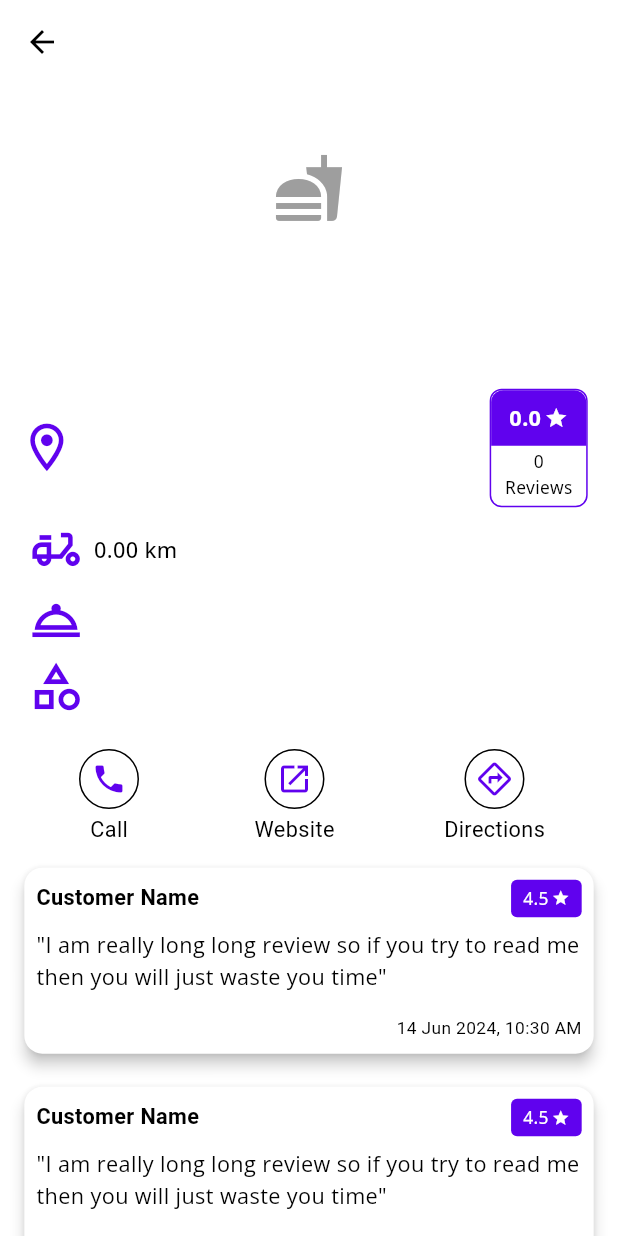
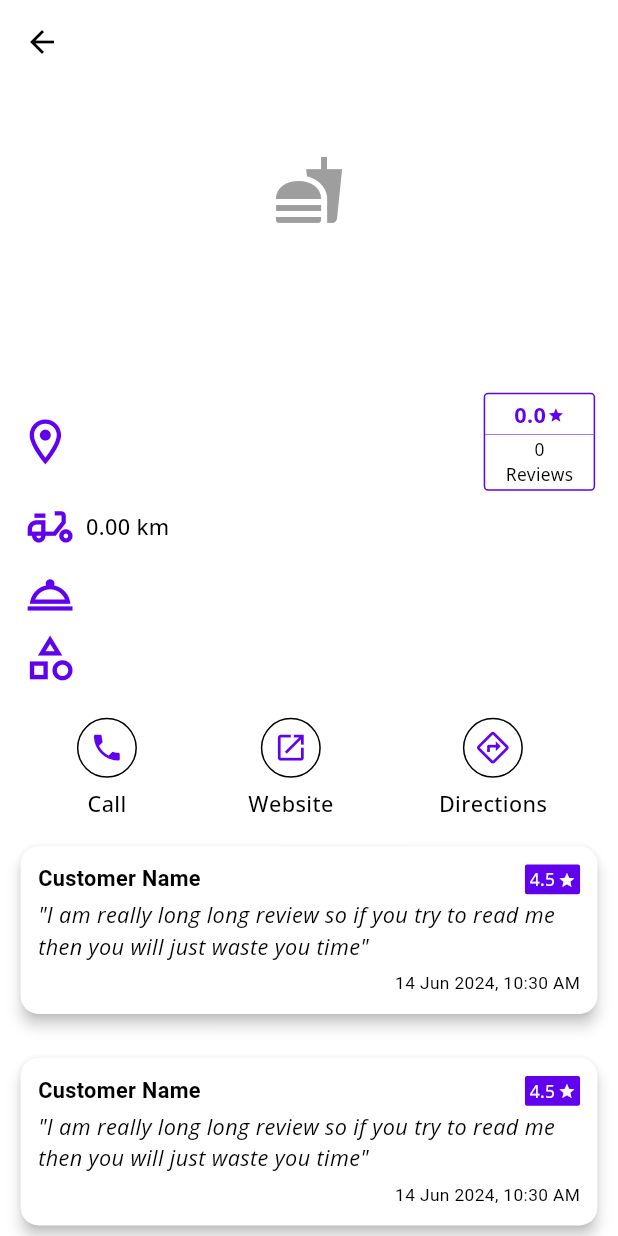
Before and after one commit to yogikorke/yelp_app, a Flutter app: the BusinessDetailsPage screen opened directly with empty values, after a tap on the "phone" icon, on a phone screen of 412 x 824 dp. Run offline on Flutter 3.47's test engine with Material 3 defaults, Android fonts, the phone set to English and light mode, and no system bars; our stand-ins replace bloc, cached_network_image, equatable, flutter_bloc, flutter_rating_bar, flutter_screenutil and 1 more; missing offline and left inert: flutter_phone_direct_caller, maps_launcher; network calls fail.

Commit message:
Scaled UI for different screen sizes like phone, tablet, desktop

```diff
--- a/lib/ui/business/business_details_page.dart
+++ b/lib/ui/business/business_details_page.dart
@@ -32,12 +32,12 @@ class _BusinessDetailsPageState extends State<BusinessDetailsPage> {
   void initializeSilverListWidget() {
     silverListWidgets.add(
       Padding(
-        padding: EdgeInsets.only(top: 16.w),
+        padding: EdgeInsets.only(top: 16.h),
         child: Row(
           children: [
             Icon(
               Icons.location_on_outlined,
-              size: 100.w,
+              size: 100.r,
             ),
             Expanded(
               child: Padding(
@@ -49,17 +49,14 @@ class _BusinessDetailsPageState extends State<BusinessDetailsPage> {
                   maxLines: 2,
                   overflow: TextOverflow.ellipsis,
                   style: GoogleFonts.openSans(
-                    fontSize: 40.sp,
+                    fontSize: 40.r,
                     fontWeight: FontWeight.w500,
-                    color: AppTheme.getLightThemeData(Brightness.light)
-                        .colorScheme
-                        .onSurface,
                   ),
                 ),
               ),
             ),
             Padding(
-              padding: const EdgeInsets.only(right: 8.0),
+              padding: EdgeInsets.only(right: 8.w),
               child: Container(
                 decoration: BoxDecoration(
                   border: Border.all(
@@ -67,20 +64,17 @@ class _BusinessDetailsPageState extends State<BusinessDetailsPage> {
                         .colorScheme
                         .primary,
                   ),
-                  borderRadius: BorderRadius.circular(8),
+                  borderRadius: BorderRadius.circular(8.r),
                 ),
                 child: Column(
                   mainAxisSize: MainAxisSize.min,
                   children: [
                     Container(
-                      padding: const EdgeInsets.fromLTRB(12, 8, 12, 8),
+                      padding: EdgeInsets.fromLTRB(12.w, 8.h, 12.w, 8.h),
                       decoration: BoxDecoration(
-                        color: AppTheme.getLightThemeData(Brightness.light)
-                            .colorScheme
-                            .primary,
-                        borderRadius: const BorderRadius.only(
-                          topLeft: Radius.circular(8),
-                          topRight: Radius.circular(8),
+                        borderRadius: BorderRadius.only(
+                          topLeft: Radius.circular(8.r),
+                          topRight: Radius.circular(8.r),
                         ),
                       ),
                       child: Row(
@@ -89,43 +83,50 @@ class _BusinessDetailsPageState extends State<BusinessDetailsPage> {
                             widget.businessModel.rating.toString(),
                             style: GoogleFonts.notoSans(
                               fontWeight: FontWeight.bold,
-                              fontSize: 40.sp,
+                              fontSize: 40.r,
                               color:
                                   AppTheme.getLightThemeData(Brightness.light)
                                       .colorScheme
-                                      .onPrimary,
+                                      .primary,
                             ),
                           ),
                           Padding(
-                            padding: const EdgeInsets.only(left: 2.0),
+                            padding: EdgeInsets.only(left: 2.w),
                             child: Icon(
                               Icons.star,
-                              size: 16,
+                              size: 32.r,
                               color:
                                   AppTheme.getLightThemeData(Brightness.light)
                                       .colorScheme
-                                      .onPrimary,
+                                      .primary,
                             ),
                           ),
                         ],
                       ),
                     ),
+                    Container(
+                      height: 1.h,
+                      width: 200.r,
+                      color: AppTheme.getLightThemeData(Brightness.light)
+                          .colorScheme
+                          .primary,
+                    ),
                     Padding(
-                      padding: const EdgeInsets.fromLTRB(4, 2, 4, 4),
+                      padding: EdgeInsets.fromLTRB(4.w, 2.h, 4.w, 4.h),
                       child: Column(
                         children: [
                           Text(
                             widget.businessModel.reviewCount.toString(),
                             style: GoogleFonts.notoSans(
                               fontWeight: FontWeight.normal,
-                              fontSize: 32.sp,
+                              fontSize: 32.r,
                             ),
                           ),
                           Text(
                             'Reviews',
                             style: GoogleFonts.notoSans(
                               fontWeight: FontWeight.normal,
-                              fontSize: 32.sp,
+                              fontSize: 32.r,
                             ),
                           ),
                         ],
@@ -141,32 +142,38 @@ class _BusinessDetailsPageState extends State<BusinessDetailsPage> {
     );
     silverListWidgets.add(
       Padding(
-        padding: EdgeInsets.only(left: 16.w),
+        padding: EdgeInsets.only(left: 8.w),
         child: DistanceWidget(
           businessModel: widget.businessModel,
-          size: 100.w,
+          size: 100.r,
         ),
       ),
     );
     silverListWidgets.add(
       Padding(
-        padding: EdgeInsets.only(left: 16.w),
+        padding: EdgeInsets.only(left: 8.w),
         child: Row(
           children: [
             Icon(
               Icons.room_service_outlined,
-              size: 100.w,
+              size: 100.r,
             ),
             Expanded(
               child: Padding(
-                padding: EdgeInsets.only(left: 32.w),
+                padding: EdgeInsets.only(left: 32.r),
                 child: Wrap(
                   spacing: 8.0, // gap between adjacent chips
                   runSpacing: 4.0, // gap between lines
                   children: widget.businessModel.transactions!.map((label) {
                     return Chip(
                       visualDensity: VisualDensity.compact,
-                      label: Text(label),
+                      label: Text(
+                        label,
+                        style: GoogleFonts.openSans(
+                          fontSize: 40.r,
+                          fontWeight: FontWeight.w500,
+                        ),
+                      ),
                     );
                   }).toList(),
                 ),
@@ -179,23 +186,29 @@ class _BusinessDetailsPageState extends State<BusinessDetailsPage> {
 
     silverListWidgets.add(
       Padding(
-        padding: EdgeInsets.only(left: 16.w),
+        padding: EdgeInsets.only(left: 8.w),
         child: Row(
           children: [
             Icon(
               Icons.category_outlined,
-              size: 100.w,
+              size: 100.r,
             ),
             Expanded(
               child: Padding(
-                padding: EdgeInsets.only(left: 32.w),
+                padding: EdgeInsets.only(left: 32.r),
                 child: Wrap(
                   spacing: 8.0, // gap between adjacent chips
                   runSpacing: 4.0, // gap between lines
                   children: widget.businessModel.categories!.map((category) {
                     return Chip(
                       visualDensity: VisualDensity.compact,
-                      label: Text(category.title ?? ''),
+                      label: Text(
+                        category.title ?? '',
+                        style: GoogleFonts.openSans(
+                          fontSize: 40.r,
+                          fontWeight: FontWeight.w500,
+                        ),
+                      ),
                     );
                   }).toList(),
                 ),
@@ -208,29 +221,39 @@ class _BusinessDetailsPageState extends State<BusinessDetailsPage> {
 
     silverListWidgets.add(
       Padding(
-        padding: EdgeInsets.only(top: 32.w),
+        padding: EdgeInsets.only(top: 32.h),
         child: Row(
           mainAxisAlignment: MainAxisAlignment.spaceAround,
           children: [
             Column(
               children: [
                 IconButton.outlined(
+                  iconSize: 64.r,
                   onPressed: () async {
                     await FlutterPhoneDirectCaller.callNumber(
                       widget.businessModel.displayPhone ?? '',
                     );
                   },
-                  icon: const Icon(Icons.phone),
+                  icon: const Icon(
+                    Icons.phone,
+                  ),
                 ),
-                Text(
-                  'Call',
-                  style: TextStyle(fontSize: 40.sp),
+                Padding(
+                  padding: EdgeInsets.only(top: 8.h),
+                  child: Text(
+                    'Call',
+                    style: GoogleFonts.openSans(
+                      fontSize: 40.r,
+                      fontWeight: FontWeight.w500,
+                    ),
+                  ),
                 )
               ],
             ),
             Column(
               children: [
                 IconButton.outlined(
+                  iconSize: 64.r,
                   onPressed: () async {
                     final Uri url = Uri.parse(widget.businessModel.url ?? '');
                     debugPrint('URL: $url');
@@ -240,15 +263,22 @@ class _BusinessDetailsPageState extends State<BusinessDetailsPage> {
                   },
                   icon: const Icon(Icons.launch),
                 ),
-                Text(
-                  'Website',
-                  style: TextStyle(fontSize: 40.sp),
+                Padding(
+                  padding: EdgeInsets.only(top: 8.h),
+                  child: Text(
+                    'Website',
+                    style: GoogleFonts.openSans(
+                      fontSize: 40.r,
+                      fontWeight: FontWeight.w500,
+                    ),
+                  ),
                 )
               ],
             ),
             Column(
               children: [
                 IconButton.outlined(
+                  iconSize: 64.r,
                   onPressed: () async {
                     await MapsLauncher.launchCoordinates(
                       widget.businessModel.coordinates!.latitude!,
@@ -257,9 +287,15 @@ class _BusinessDetailsPageState extends State<BusinessDetailsPage> {
                   },
                   icon: const Icon(Icons.directions_outlined),
                 ),
-                Text(
-                  'Directions',
-                  style: TextStyle(fontSize: 40.sp),
+                Padding(
+                  padding: EdgeInsets.only(top: 8.h),
+                  child: Text(
+                    'Directions',
+                    style: GoogleFonts.openSans(
+                      fontSize: 40.r,
+                      fontWeight: FontWeight.w500,
+                    ),
+                  ),
                 )
               ],
             ),
@@ -279,14 +315,13 @@ class _BusinessDetailsPageState extends State<BusinessDetailsPage> {
       body: CustomScrollView(
         slivers: <Widget>[
           SliverAppBar(
-            floating: true,
+            floating: false,
             pinned: true,
-            snap: false,
-            expandedHeight: 250.0,
+            expandedHeight: 700.h,
             flexibleSpace: FlexibleSpaceBar(
               expandedTitleScale: 1,
               centerTitle: true,
-              titlePadding: EdgeInsets.only(left: 16.w, bottom: 32.w),
+              titlePadding: EdgeInsets.only(left: 16.w, bottom: 32.h),
               title: IntrinsicHeight(
                 child: IntrinsicWidth(
                   child: Container(
@@ -307,9 +342,8 @@ class _BusinessDetailsPageState extends State<BusinessDetailsPage> {
                     child: Align(
                       child: Text(
                         widget.businessModel.name ?? '',
-                        maxLines: 2,
                         style: GoogleFonts.poppins(
-                          fontSize: 56.sp,
+                          fontSize: 48.r,
                           fontWeight: FontWeight.w700,
                           color: Theme.of(context).colorScheme.primary,
                         ),
@@ -320,7 +354,7 @@ class _BusinessDetailsPageState extends State<BusinessDetailsPage> {
               ),
               background: CachedNetworkImageWidget(
                 widget.businessModel.imageUrl ?? '',
-                fit: BoxFit.fill,
+                fit: BoxFit.cover,
               ),
             ),
           ),
--- a/lib/ui/business/review_widget.dart
+++ b/lib/ui/business/review_widget.dart
@@ -11,12 +11,12 @@ class ReviewWidget extends StatelessWidget {
   Widget build(BuildContext context) {
     return Card(
       elevation: 4,
-      margin: const EdgeInsets.symmetric(
-        vertical: 8,
-        horizontal: 4,
+      margin: EdgeInsets.symmetric(
+        vertical: 32.h,
+        horizontal: 4.w,
       ),
       child: Padding(
-        padding: const EdgeInsets.all(8.0),
+        padding: EdgeInsets.all(32.r),
         child: Column(
           crossAxisAlignment: CrossAxisAlignment.start,
           children: [
@@ -26,18 +26,18 @@ class ReviewWidget extends StatelessWidget {
                   'Customer Name',
                   style: GoogleFonts.roboto(
                     fontWeight: FontWeight.bold,
-                    fontSize: 40.sp,
+                    fontSize: 40.r,
                   ),
                 ),
                 const Spacer(),
                 Container(
-                  padding: const EdgeInsets.symmetric(
-                    vertical: 4,
-                    horizontal: 8,
+                  padding: EdgeInsets.symmetric(
+                    vertical: 4.h,
+                    horizontal: 8.w,
                   ),
                   decoration: BoxDecoration(
                     color: Theme.of(context).primaryColor,
-                    borderRadius: BorderRadius.circular(4),
+                    borderRadius: BorderRadius.circular(4.r),
                   ),
                   child: Row(
                     children: [
@@ -46,7 +46,7 @@ class ReviewWidget extends StatelessWidget {
                         textAlign: TextAlign.center,
                         style: GoogleFonts.notoSans(
                           fontWeight: FontWeight.normal,
-                          fontSize: 32.sp,
+                          fontSize: 32.r,
                           color: Theme.of(context).colorScheme.onPrimary,
                         ),
                       ),
@@ -54,7 +54,7 @@ class ReviewWidget extends StatelessWidget {
                         padding: const EdgeInsets.only(left: 2.0),
                         child: Icon(
                           Icons.star,
-                          size: 12,
+                          size: 32.r,
                           color: Theme.of(context).colorScheme.onPrimary,
                         ),
                       )
@@ -64,26 +64,27 @@ class ReviewWidget extends StatelessWidget {
               ],
             ),
             Padding(
-              padding: const EdgeInsets.symmetric(vertical: 8.0),
+              padding: EdgeInsets.symmetric(vertical: 8.h),
               child: Text(
                 '"I am really long long review so if you try to read me then you will just waste you time"',
                 style: GoogleFonts.openSans(
+                  fontStyle: FontStyle.italic,
                   fontWeight: FontWeight.normal,
-                  fontSize: 40.sp,
+                  fontSize: 40.r,
                 ),
               ),
             ),
             Align(
               alignment: Alignment.bottomRight,
               child: Padding(
-                padding: const EdgeInsets.only(top: 8.0),
+                padding: EdgeInsets.only(top: 8.h),
                 child: Text(
                   UiUtils.getDateTimeFormatter().format(
                     DateTime.now(),
                   ),
                   style: TextStyle(
                     fontWeight: FontWeight.normal,
-                    fontSize: 32.sp,
+                    fontSize: 32.r,
                   ),
                 ),
               ),
--- a/lib/ui/businesses/business_list_item.dart
+++ b/lib/ui/businesses/business_list_item.dart
@@ -35,7 +35,7 @@ class _BusinessListItemState extends State<BusinessListItem> {
       child: Card(
         elevation: 4.0,
         margin: EdgeInsets.symmetric(
-          vertical: 16.w,
+          vertical: 16.h,
           horizontal: 32.w,
         ),
         child: Column(
@@ -46,19 +46,19 @@ class _BusinessListItemState extends State<BusinessListItem> {
               crossAxisAlignment: CrossAxisAlignment.start,
               children: [
                 Padding(
-                  padding: EdgeInsets.all(32.w),
+                  padding: EdgeInsets.all(32.r),
                   child: ClipRRect(
-                    borderRadius: BorderRadius.circular(16.w),
+                    borderRadius: BorderRadius.circular(16.r),
                     child: CachedNetworkImageWidget(
                       widget.businessModel.imageUrl ?? '',
-                      width: 300.w,
-                      height: 300.w,
+                      width: 300.r,
+                      height: 300.r,
                       fit: BoxFit.cover,
                     ),
                   ),
                 ),
                 Padding(
-                  padding: EdgeInsets.symmetric(vertical: 32.w),
+                  padding: EdgeInsets.symmetric(vertical: 32.h),
                   child: Column(
                     crossAxisAlignment: CrossAxisAlignment.start,
                     children: [
@@ -69,7 +69,7 @@ class _BusinessListItemState extends State<BusinessListItem> {
                           softWrap: true,
                           overflow: TextOverflow.ellipsis,
                           style: GoogleFonts.poppins(
-                            fontSize: 40.sp,
+                            fontSize: 40.r,
                             fontWeight: FontWeight.w700,
                           ),
                         ),
@@ -77,7 +77,7 @@ class _BusinessListItemState extends State<BusinessListItem> {
                       OpenClosedWidget(businessModel: widget.businessModel),
                       DistanceWidget(
                         businessModel: widget.businessModel,
-                        size: 64.w,
+                        size: 64.r,
                       ),
                       RatingBarWidget(businessModel: widget.businessModel),
                     ],
@@ -85,38 +85,6 @@ class _BusinessListItemState extends State<BusinessListItem> {
                 ),
               ],
             ),
-            // widget.businessModel.categories?.isNotEmpty ?? false
-            //     ? Padding(
-            //         padding: EdgeInsets.only(left: 16.w, bottom: 32.w),
-            //         child: SizedBox(
-            //           height: 100.w,
-            //           child: ListView.builder(
-            //             shrinkWrap: true,
-            //             scrollDirection: Axis.horizontal,
-            //             itemCount: widget.businessModel.transactions!.length,
-            //             itemBuilder: (context, index) {
-            //               final transaction =
-            //                   widget.businessModel.transactions![index];
-            //               return Padding(
-            //                 padding: EdgeInsets.symmetric(horizontal: 8.0.w),
-            //                 child: Chip(
-            //                   visualDensity: VisualDensity.compact,
-            //                   padding: EdgeInsets.symmetric(horizontal: 4.w),
-            //                   labelPadding: EdgeInsets.symmetric(horizontal: 8.w),
-            //                   label: Text(
-            //                     transaction,
-            //                     style: GoogleFonts.openSans(
-            //                       fontSize: 32.sp,
-            //                       fontWeight: FontWeight.w500,
-            //                     ),
-            //                   ),
-            //                 ),
-            //               );
-            //             },
-            //           ),
-            //         ),
-            //       )
-            //     : const SizedBox.shrink()
           ],
         ),
       ),
--- a/lib/ui/businesses/businesses_list_page.dart
+++ b/lib/ui/businesses/businesses_list_page.dart
@@ -40,7 +40,7 @@ class _BusinessesPageState extends State<BusinessesPage> {
         title: Text(
           'Yelp Businesses',
           style: TextStyle(
-            fontSize: 56.sp,
+            fontSize: 56.r,
             fontWeight: FontWeight.bold,
             color: Theme.of(context).colorScheme.onPrimary,
           ),
@@ -56,7 +56,7 @@ class _BusinessesPageState extends State<BusinessesPage> {
           } else if (state.businessesStatus == BusinessesStatus.loaded) {
             return ListView.builder(
               controller: _scrollController,
-              padding: EdgeInsets.symmetric(vertical: 32.w),
+              padding: EdgeInsets.symmetric(vertical: 32.r),
               itemCount: state.businessesList.length,
               itemBuilder: (context, index) {
                 return BusinessListItem(state.businessesList[index]);
--- a/lib/ui/common_widgets/distance_widget.dart
+++ b/lib/ui/common_widgets/distance_widget.dart
@@ -18,7 +18,7 @@ class DistanceWidget extends StatelessWidget {
   @override
   Widget build(BuildContext context) {
     return Padding(
-      padding: EdgeInsets.symmetric(vertical: 8.w),
+      padding: EdgeInsets.only(bottom: 8.w),
       child: Row(
         children: [
           Icon(
@@ -26,7 +26,7 @@ class DistanceWidget extends StatelessWidget {
             size: size,
           ),
           Padding(
-            padding: EdgeInsets.only(left: 16.w),
+            padding: EdgeInsets.only(left: 16.r),
             child: Text(
               '${FunctionalUtils.meterToKilometer(
                 businessModel.distance ?? 0,
@@ -34,7 +34,7 @@ class DistanceWidget extends StatelessWidget {
               softWrap: true,
               overflow: TextOverflow.ellipsis,
               style: GoogleFonts.openSans(
-                fontSize: 40.sp,
+                fontSize: 40.r,
                 fontWeight: FontWeight.w500,
               ),
             ),
--- a/lib/ui/common_widgets/open_closed_widget.dart
+++ b/lib/ui/common_widgets/open_closed_widget.dart
@@ -12,24 +12,24 @@ class OpenClosedWidget extends StatelessWidget {
   @override
   Widget build(BuildContext context) {
     return Container(
-      margin: EdgeInsets.symmetric(vertical: 8.w),
+      margin: EdgeInsets.symmetric(vertical: 16.h),
       decoration: BoxDecoration(
         border: Border.all(
           color: (businessModel.isClosed ?? true)
               ? Colors.red
               : Colors.green.shade600,
-          width: 1,
+          width: 1.w,
         ),
-        borderRadius: BorderRadius.circular(8.w),
+        borderRadius: BorderRadius.circular(8.r),
       ),
       padding: EdgeInsets.symmetric(
         horizontal: 16.w,
-        vertical: 8.w,
+        vertical: 8.h,
       ),
       child: Text(
         (businessModel.isClosed ?? true) ? 'CLOSED' : 'OPEN',
         style: GoogleFonts.openSans(
-          fontSize: 32.sp,
+          fontSize: 32.r,
           fontWeight: FontWeight.w500,
           color: (businessModel.isClosed ?? true)
               ? Colors.red
--- a/lib/ui/common_widgets/ratingbar_widget.dart
+++ b/lib/ui/common_widgets/ratingbar_widget.dart
@@ -13,11 +13,11 @@ class RatingBarWidget extends StatelessWidget {
   @override
   Widget build(BuildContext context) {
     return Padding(
-      padding: EdgeInsets.symmetric(vertical: 8.w),
+      padding: EdgeInsets.only(bottom: 8.h),
       child: Row(
         children: [
           RatingBar.builder(
-            itemSize: 64.w,
+            itemSize: 64.r,
             initialRating: businessModel.rating ?? 0.0,
             minRating: 1,
             direction: Axis.horizontal,
@@ -33,7 +33,7 @@ class RatingBarWidget extends StatelessWidget {
           Text(
             '(${businessModel.reviewCount} reviews)',
             style: GoogleFonts.openSans(
-              fontSize: 40.sp,
+              fontSize: 40.r,
               fontWeight: FontWeight.w500,
             ),
           )
```
